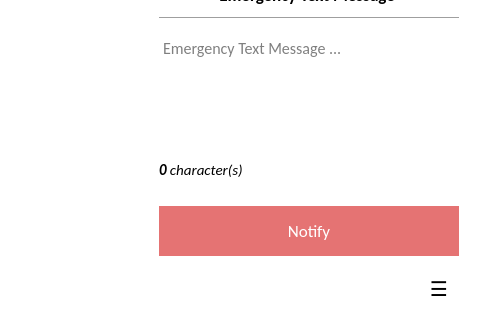
This is ufwls.ui in drichardcarl/UFWLS as Qt 5 draws it before an edit; both pictures show x 371 to 851 and y 377 to 697 of the 851 by 697 pixel window. The edited form follows.
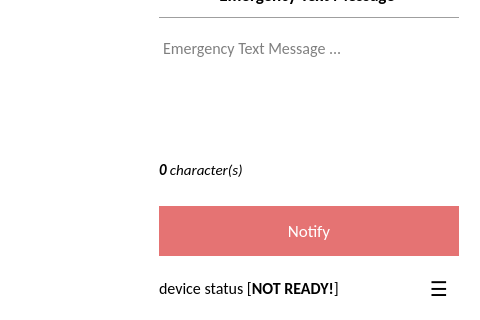
This is the edited form. Icons and pictures are not drawn.

Commit message: - bug fixes - added device status - set SMS max length to 159 characters - edited chart monitoring and update

Patch:
```diff
--- a/ufwls.ui
+++ b/ufwls.ui
@@ -521,6 +521,19 @@
        </item>
        <item>
         <layout class="QHBoxLayout" name="horizontalLayout">
+         <item>
+          <widget class="QLabel" name="lblDeviceStatus">
+           <property name="font">
+            <font>
+             <family>Calibri</family>
+             <pointsize>12</pointsize>
+            </font>
+           </property>
+           <property name="text">
+            <string>device status [&lt;b&gt;NOT READY!&lt;/b&gt;]</string>
+           </property>
+          </widget>
+         </item>
          <item>
           <spacer name="horizontalSpacer">
            <property name="orientation">
```
Left out of the diff: 2 changed lines with no effect on the pictures. The commit also changes 3 other files.
